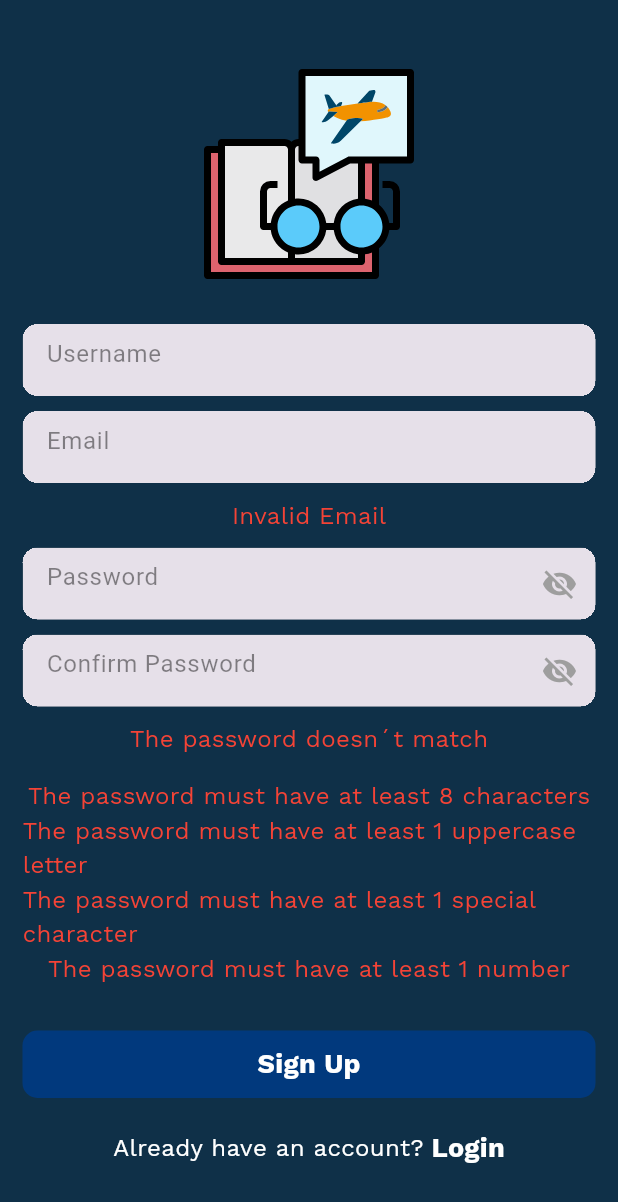
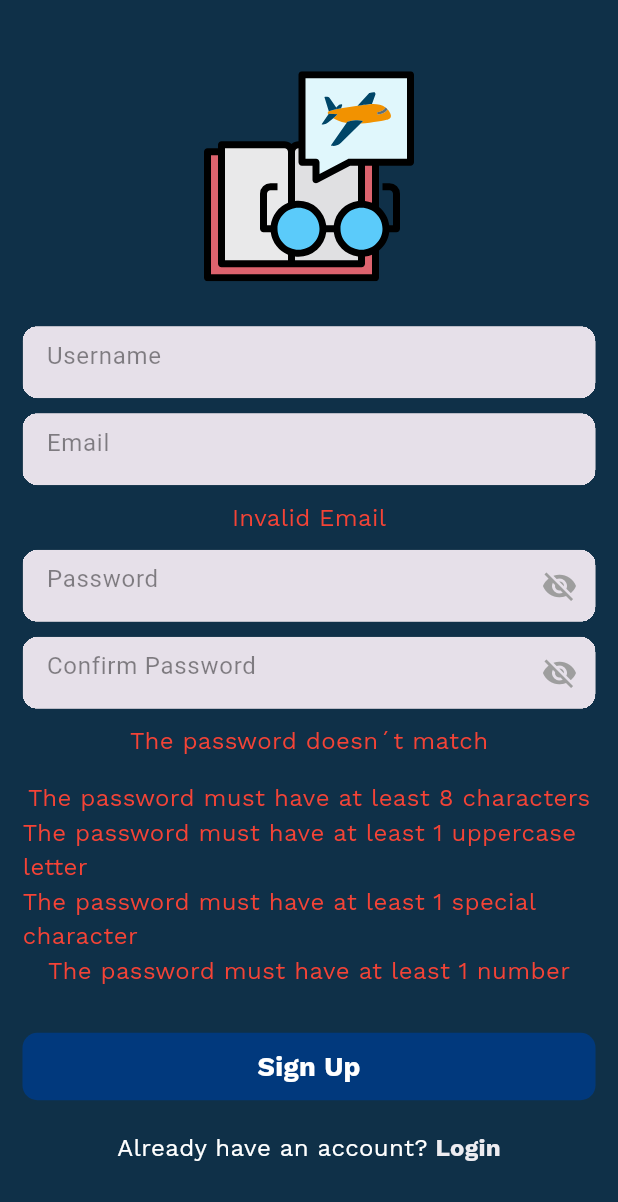
Before and after one commit to ISIS3510-Team-22/flutter-app, a Flutter app: the screen it shows after launch, after a tap on "Sign Up", on a phone screen of 412 x 824 dp. Shown: the top 1202 px of the screen. Run offline on Flutter 3.47's test engine with Material 3 defaults, Android fonts, the phone set to English and light mode, and no system bars; our stand-ins replace cloud_firestore, firebase_analytics, firebase_auth, firebase_core, flutter_svg, fluttertoast and 1 more; accounts and stored records are empty.

Commit message:
Hot fixes

```diff
--- a/lib/views/login_view.dart
+++ b/lib/views/login_view.dart
@@ -128,7 +128,7 @@ class _LoginPageState extends State<LoginPage> {
                     },
                     child: const Text(
                       "Sign Up",
-                      style: bodyTextStyle,
+                      style: buttonTextStyle,
                     ),
                   ),
                 ],
--- a/lib/views/sign_up_view.dart
+++ b/lib/views/sign_up_view.dart
@@ -261,7 +261,7 @@ class _SignUpPageState extends State<SignUpPage> {
                       },
                       child: const Text(
                         "Login",
-                        style: bodyTextStyle,
+                        style: buttonTextStyle,
                       ))
                 ],
               )
@@ -313,7 +313,7 @@ class _SignUpPageState extends State<SignUpPage> {
     if (user != null) {
       showToast(message: "User is successfully created");
       // ignore: use_build_context_synchronously
-      Navigator.pushNamed(context, "/information");
+      Navigator.pushNamed(context, "/home");
     } else {
       showToast(message: "Some error happened");
     }
```
